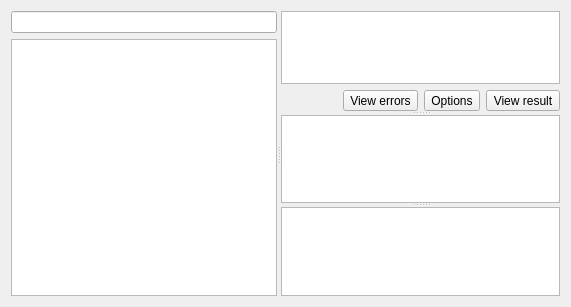
Qt form plugins/padtoolsplugin/padwriter.ui (FreeHealth/freehealth) before a commit.
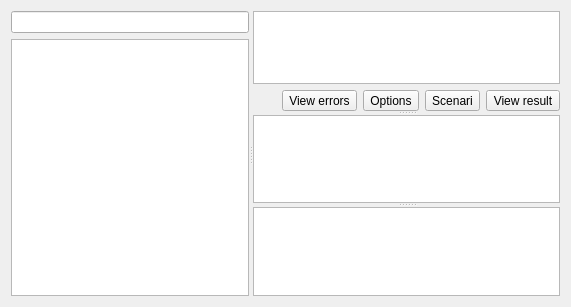
The same form after that commit. Custom widgets are drawn as their Qt base class.

Commit message: new testing button (to change raw source scenario)

Patch:
```diff
--- a/plugins/padtoolsplugin/padwriter.ui
+++ b/plugins/padtoolsplugin/padwriter.ui
@@ -61,7 +61,7 @@
        </property>
        <widget class="QWidget" name="layoutWidget_2">
         <layout class="QGridLayout" name="gridLayout">
-         <item row="1" column="0" colspan="5">
+         <item row="1" column="0" colspan="6">
           <widget class="PadTools::DragDropTextEdit" name="rawSource">
            <property name="toolTip">
             <string>Raw source</string>
@@ -88,7 +88,7 @@
            </property>
           </spacer>
          </item>
-         <item row="2" column="4">
+         <item row="2" column="5">
           <widget class="QToolButton" name="viewResult">
            <property name="text">
             <string>View result</string>
@@ -102,6 +102,13 @@
            </property>
           </widget>
          </item>
+         <item row="2" column="4">
+          <widget class="QToolButton" name="scenari">
+           <property name="text">
+            <string>Scenari</string>
+           </property>
+          </widget>
+         </item>
         </layout>
        </widget>
        <widget class="PadTools::TokenOutputDocument" name="wysiwyg">
```
The commit also changes 2 other files.
